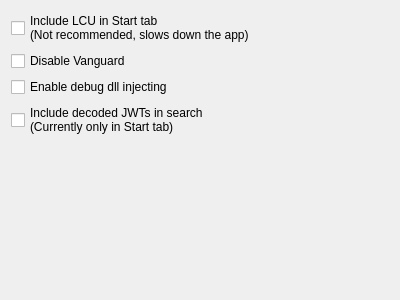
KebsCS/LeagueClientDebugger, file LeagueClientDebugger/DebuggerOptions.ui: the form before one commit.
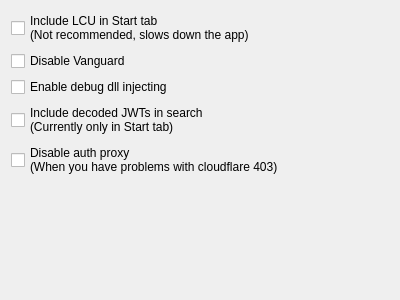
The form after the commit.

Commit message: fix cloudflare error with proxies

```diff
--- a/LeagueClientDebugger/DebuggerOptions.ui
+++ b/LeagueClientDebugger/DebuggerOptions.ui
@@ -50,7 +50,15 @@
       </widget>
      </item>
      <item>
-      <spacer name="verticalSpacer">
+      <widget class="QCheckBox" name="optionsDisableAuth">
+       <property name="text">
+        <string>Disable auth proxy
+(When you have problems with cloudflare 403)</string>
+       </property>
+      </widget>
+     </item>
+     <item>
+      <spacer name="spacer">
        <property name="orientation">
         <enum>Qt::Vertical</enum>
        </property>
```
The commit also changes 5 other files.
